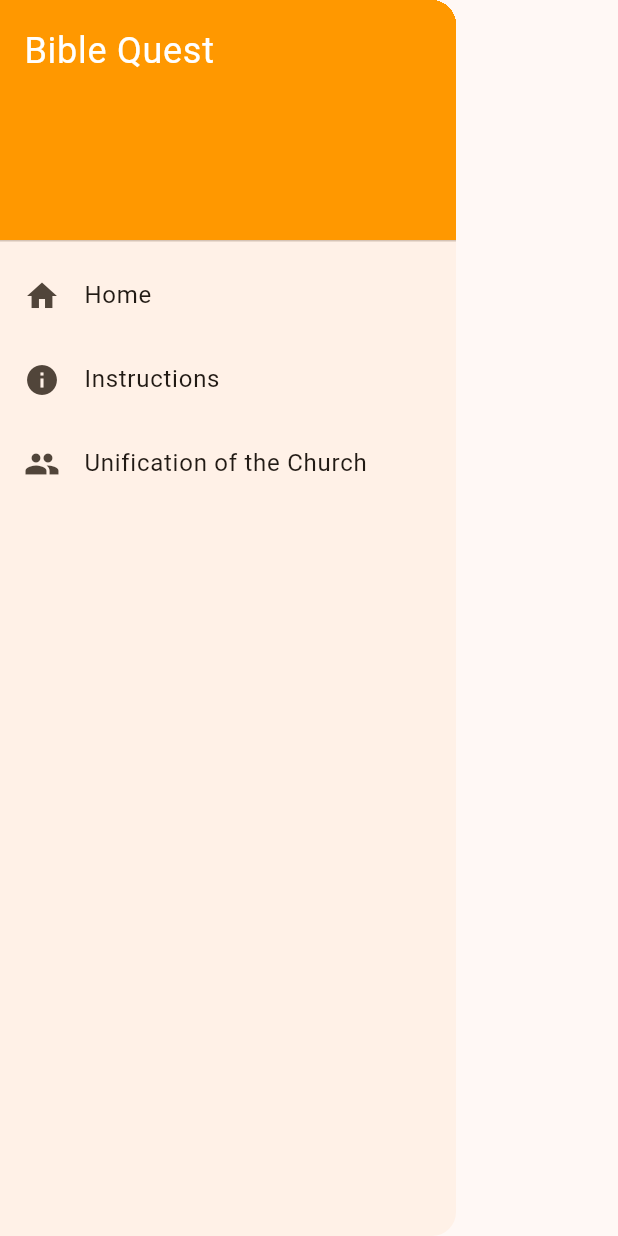
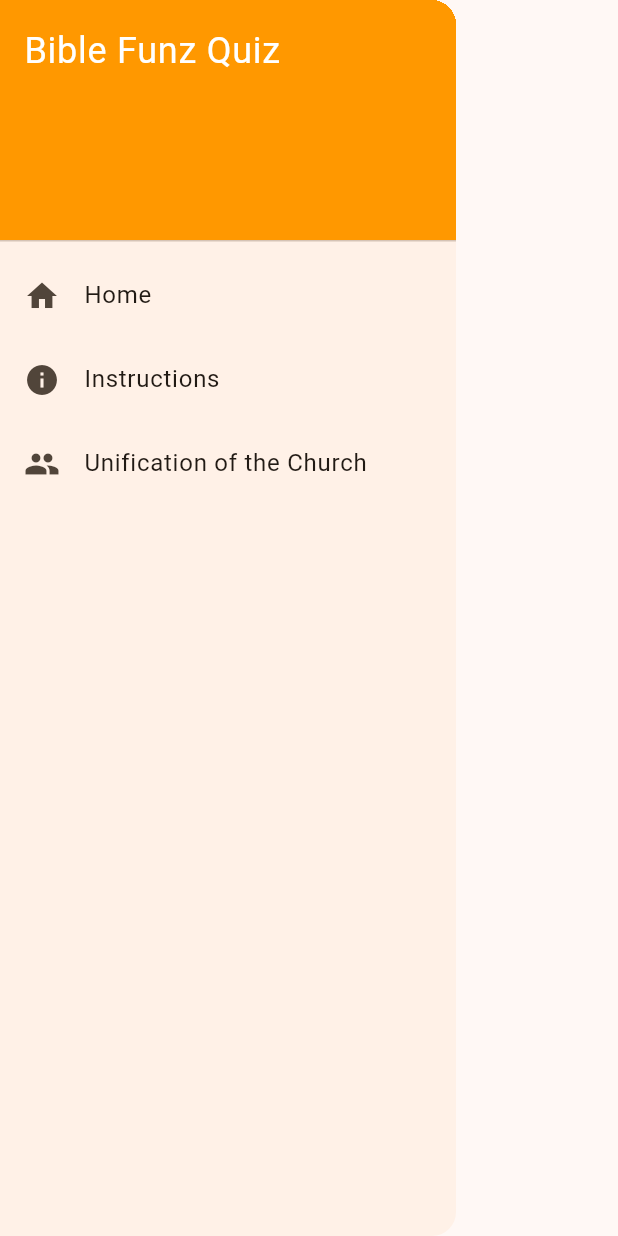
Before and after one commit to adriaanbotha/BibleFunQuiz, a Flutter app: the AppNavigationDrawer widget shown alone on an empty page, opened directly, on a phone screen of 412 x 824 dp. Run offline on Flutter 3.47's test engine with Material 3 defaults, Android fonts, the phone set to English and light mode, and no system bars; our stand-ins replace audioplayers, connectivity_plus, google_fonts, share_plus, shared_preferences; accounts and stored records are empty; network calls fail.

```diff
--- a/lib/widgets/app_drawer.dart
+++ b/lib/widgets/app_drawer.dart
@@ -54,7 +54,7 @@ class AppDrawer extends StatelessWidget {
               mainAxisAlignment: MainAxisAlignment.end,
               children: [
                 const Text(
-                  'Bible Quest',
+                  'Bible Funz Quiz',
                   style: TextStyle(
                     color: Colors.white,
                     fontSize: 24,
--- a/lib/widgets/navigation_drawer.dart
+++ b/lib/widgets/navigation_drawer.dart
@@ -18,7 +18,7 @@ class AppNavigationDrawer extends StatelessWidget {
               color: AppTheme.primaryColor,
             ),
             child: const Text(
-              'Bible Quest',
+              'Bible Funz Quiz',
               style: TextStyle(
                 color: Colors.white,
                 fontSize: 24,
```
Also changed, not shown: 71 other files.
